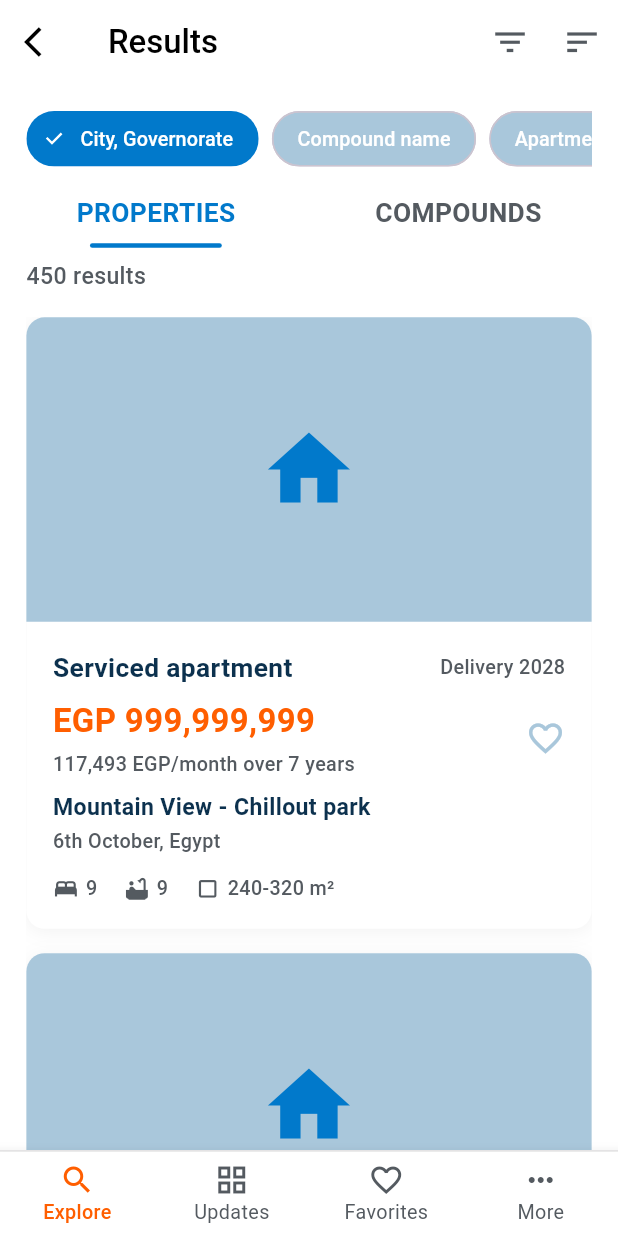
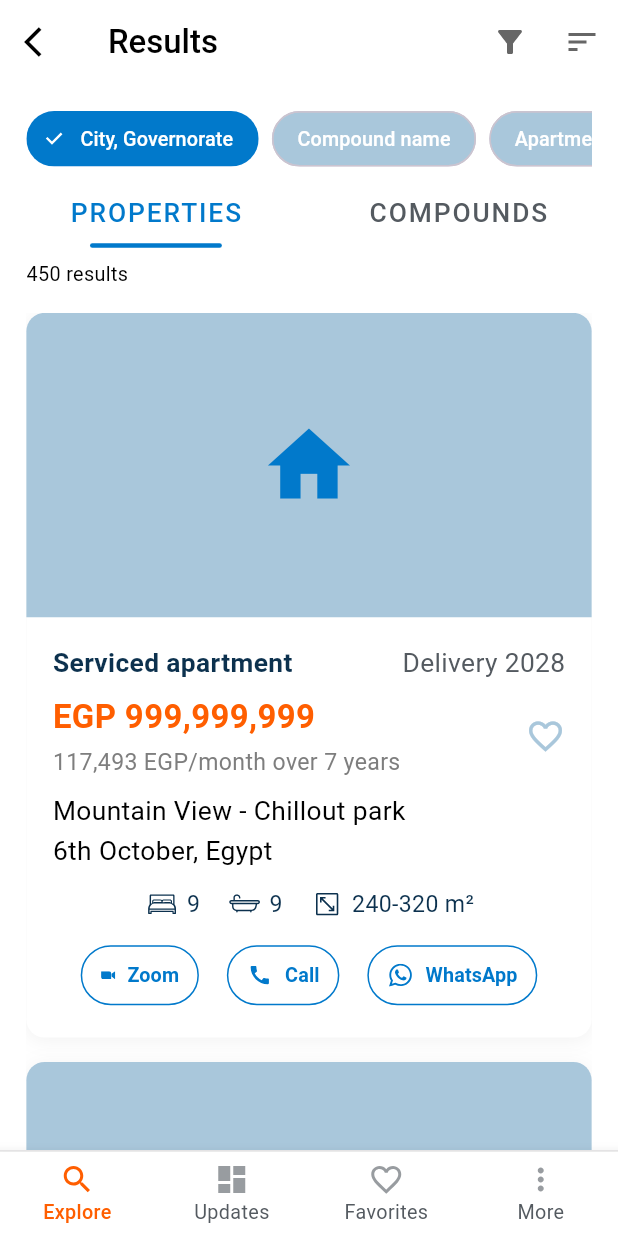
Before and after one commit to LoaiGamal/nawy-task, a Flutter app: the ResultsScreen screen opened by its route, on a phone screen of 412 x 824 dp. Run offline on Flutter 3.47's test engine with Material 3 defaults, Android fonts, the phone set to English and light mode, and no system bars; our stand-ins replace flutter_screenutil, flutter_secure_storage, flutter_svg, go_router; accounts and stored records are empty.

Commit message:
[Feature] complete placeholder UI

```diff
--- a/lib/app_wrapper.dart
+++ b/lib/app_wrapper.dart
@@ -1,6 +1,8 @@
 import 'package:flutter/material.dart';
 import 'package:flutter_screenutil/flutter_screenutil.dart';
+import 'package:flutter_svg/flutter_svg.dart';
 import 'package:go_router/go_router.dart';
+import 'package:nawy_task/common/base/my_app_images.dart';
 import 'package:nawy_task/common/base/route_manager.dart';
 import 'package:nawy_task/common/base/theme.dart';
 
@@ -43,6 +45,12 @@ class _AppWrapperState extends State<AppWrapper> {
       case RouteManager.results:
         _currentIndex = 0; // Keep Explore selected when on results
         break;
+      case RouteManager.updates:
+        _currentIndex = 1; // Set Updates tab as selected
+        break;
+      case RouteManager.more:
+        _currentIndex = 3; // Set Updates tab as selected
+        break;
       default:
         _currentIndex = 0;
     }
@@ -82,21 +90,53 @@ class _AppWrapperState extends State<AppWrapper> {
         ),
         currentIndex: _currentIndex,
         onTap: (index) => _onBottomNavTap(index),
-        items: const [
+        items: [
           BottomNavigationBarItem(
-            icon: Icon(Icons.search),
+            icon: SvgPicture.asset(
+              MyAppImages.icSearch,
+              colorFilter: ColorFilter.mode(
+                _currentIndex == 0
+                  ? MyAppTheme.instance.orangeColor
+                  : MyAppTheme.instance.grayColor,
+                BlendMode.srcIn,
+              ),
+            ),
             label: 'Explore',
           ),
           BottomNavigationBarItem(
-            icon: Icon(Icons.grid_view),
+            icon: SvgPicture.asset(
+              MyAppImages.icUpdates,
+              colorFilter: ColorFilter.mode(
+                _currentIndex == 1
+                  ? MyAppTheme.instance.orangeColor
+                  : MyAppTheme.instance.grayColor,
+                BlendMode.srcIn,
+              ),
+            ),
             label: 'Updates',
           ),
           BottomNavigationBarItem(
-            icon: Icon(Icons.favorite_border),
+            icon: SvgPicture.asset(
+              MyAppImages.icFavorite,
+              colorFilter: ColorFilter.mode(
+                _currentIndex == 2
+                  ? MyAppTheme.instance.orangeColor
+                  : MyAppTheme.instance.grayColor,
+                BlendMode.srcIn,
+              ),
+            ),
             label: 'Favorites',
           ),
           BottomNavigationBarItem(
-            icon: Icon(Icons.more_horiz),
+            icon: SvgPicture.asset(
+              MyAppImages.icMore,
+              colorFilter: ColorFilter.mode(
+                _currentIndex == 3
+                  ? MyAppTheme.instance.orangeColor
+                  : MyAppTheme.instance.grayColor,
+                BlendMode.srcIn,
+              ),
+            ),
             label: 'More',
           ),
         ],
@@ -110,13 +150,13 @@ class _AppWrapperState extends State<AppWrapper> {
         context.go(RouteManager.search);
         break;
       case 1:
-        // Navigate to Updates
+        context.go(RouteManager.updates);
         break;
       case 2:
         // Navigate to Favorites
         break;
       case 3:
-        // Navigate to More
+        context.go(RouteManager.more);
         break;
     }
   }
--- a/lib/common/base/my_app_images.dart
+++ b/lib/common/base/my_app_images.dart
@@ -1,3 +1,22 @@
 class MyAppImages {
-  static const String imagePath = 'assets/images/';
+  static const String imagePath = 'res/images';
+  static const String iconsPath = 'res/images/icons';
+
+  ///Icons
+  static const String icAddToFav = '$iconsPath/ic_add_to_fav.svg';
+  static const String icArea = '$iconsPath/ic_area.svg';
+  static const String icBath = '$iconsPath/ic_bath.svg';
+  static const String icBed = '$iconsPath/ic_bed.svg';
+  static const String icCall = '$iconsPath/ic_call.svg';
+  static const String icFavorite = '$iconsPath/ic_favorite.svg';
+  static const String icFilter = '$iconsPath/ic_filter.svg';
+  static const String icMore = '$iconsPath/ic_more.svg';
+  static const String icSearch = '$iconsPath/ic_search.svg';
+  static const String icSort = '$iconsPath/ic_sort.svg';
+  static const String icUpdates = '$iconsPath/ic_updates.svg';
+  static const String icWhatsapp = '$iconsPath/ic_whatsapp.svg';
+  static const String icZoom = '$iconsPath/ic_zoom.svg';
+
+  ///Images
+  static const String nawyLogo = '$imagePath/nawy_logo.png';
 }
--- a/lib/common/base/route_manager.dart
+++ b/lib/common/base/route_manager.dart
@@ -1,12 +1,16 @@
 import 'package:flutter/material.dart';
 import 'package:go_router/go_router.dart';
 import 'package:nawy_task/app_wrapper.dart';
+import 'package:nawy_task/screens/more/more_screen.dart';
 import 'package:nawy_task/screens/search/search_screen.dart';
 import 'package:nawy_task/screens/results/results_screen.dart';
+import 'package:nawy_task/screens/updates/updates_screen.dart';
 
 class RouteManager {
   static const String search = '/search';
   static const String results = '/results';
+  static const String updates = '/updates';
+  static const String more = '/more';
 
   static GoRouter router = GoRouter(
     initialLocation: search,
@@ -14,18 +18,36 @@ class RouteManager {
       GoRoute(
         path: search,
         builder: (BuildContext context, GoRouterState state) {
-          return AppWrapper(
+          return const AppWrapper(
             currentRoute: search,
-            child: const SearchScreen(),
+            child: SearchScreen(),
           );
         },
       ),
       GoRoute(
         path: results,
         builder: (BuildContext context, GoRouterState state) {
-          return AppWrapper(
+          return const AppWrapper(
             currentRoute: results,
-            child: const ResultsScreen(),
+            child: ResultsScreen(),
+          );
+        },
+      ),
+      GoRoute(
+        path: updates,
+        builder: (BuildContext context, GoRouterState state) {
+          return const AppWrapper(
+            currentRoute: updates,
+            child: UpdatesScreen(),
+          );
+        },
+      ),
+      GoRoute(
+        path: more,
+        builder: (BuildContext context, GoRouterState state) {
+          return const AppWrapper(
+            currentRoute: more,
+            child: MoreScreen(),
           );
         },
       ),
--- a/lib/screens/results/results_screen.dart
+++ b/lib/screens/results/results_screen.dart
@@ -1,10 +1,10 @@
 import 'package:flutter/material.dart';
 import 'package:flutter_screenutil/flutter_screenutil.dart';
-import 'package:go_router/go_router.dart';
-import 'package:nawy_task/app_wrapper.dart';
+import 'package:flutter_svg/flutter_svg.dart';
 import 'package:nawy_task/common/base/base_screen/base_screen.dart';
-import 'package:nawy_task/common/base/route_manager.dart';
+import 'package:nawy_task/common/base/my_app_images.dart';
 import 'package:nawy_task/common/base/theme.dart';
+import 'package:url_launcher/url_launcher.dart';
 
 class ResultsScreen extends StatefulWidget {
   const ResultsScreen({super.key});
@@ -27,19 +27,11 @@ class _ResultsScreenState extends State<ResultsScreen> {
       ),
       actions: [
         IconButton(
-          icon: Icon(
-            Icons.filter_list,
-            color: MyAppTheme.instance.grayColor,
-            size: 24.sp,
-          ),
+          icon: SvgPicture.asset(MyAppImages.icFilter),
           onPressed: () => _showFilterOptions(),
         ),
         IconButton(
-          icon: Icon(
-            Icons.sort,
-            color: MyAppTheme.instance.grayColor,
-            size: 24.sp,
-          ),
+          icon: SvgPicture.asset(MyAppImages.icSort),
           onPressed: () => _showSortOptions(),
         ),
       ],
@@ -87,7 +79,8 @@ class _ResultsScreenState extends State<ResultsScreen> {
                   fontWeight: FontWeight.w500,
                 ),
               ),
-              selected: index == 0, // First chip selected by default
+              selected: index == 0,
+              // First chip selected by default
               onSelected: (selected) {
                 setState(() {
                   // Handle filter selection
@@ -131,8 +124,11 @@ class _ResultsScreenState extends State<ResultsScreen> {
             title,
             style: TextStyle(
               fontSize: 16.sp,
-              fontWeight: FontWeight.w600,
-              color: isSelected ? MyAppTheme.instance.blueColor : MyAppTheme.instance.grayColor,
+              fontWeight: FontWeight.w500,
+              letterSpacing: 1.25,
+              color: isSelected
+                  ? MyAppTheme.instance.blueColor
+                  : MyAppTheme.instance.grayColor,
             ),
           ),
           SizedBox(height: 8.h),
@@ -140,7 +136,9 @@ class _ResultsScreenState extends State<ResultsScreen> {
             height: 3.h,
             width: title.length * 8.w,
             decoration: BoxDecoration(
-              color: isSelected ? MyAppTheme.instance.blueColor : Colors.transparent,
+              color: isSelected
+                  ? MyAppTheme.instance.blueColor
+                  : Colors.transparent,
               borderRadius: BorderRadius.circular(2.r),
             ),
           ),
@@ -152,11 +150,7 @@ class _ResultsScreenState extends State<ResultsScreen> {
   Widget _buildResultsCount() {
     return Text(
       '450 results',
-      style: TextStyle(
-        fontSize: 14.sp,
-        color: MyAppTheme.instance.grayColor,
-        fontWeight: FontWeight.w500,
-      ),
+      style: MyAppTheme.instance.hintTextStyle().copyWith(color: Colors.black),
     );
   }
 
@@ -199,6 +193,8 @@ class _ResultsScreenState extends State<ResultsScreen> {
                 _buildLocationSection(),
                 SizedBox(height: 12.h),
                 _buildPropertySpecs(),
+                SizedBox(height: 12.h),
+                _contactOptionRow(),
               ],
             ),
           ),
@@ -235,20 +231,14 @@ class _ResultsScreenState extends State<ResultsScreen> {
         Expanded(
           child: Text(
             'Serviced apartment',
-            style: TextStyle(
-              fontSize: 16.sp,
-              fontWeight: FontWeight.bold,
-              color: MyAppTheme.instance.primaryColor,
-            ),
+            style: MyAppTheme.instance.titleStyle(),
           ),
         ),
         Text(
           'Delivery 2028',
-          style: TextStyle(
-            fontSize: 12.sp,
-            color: MyAppTheme.instance.grayColor,
-            fontWeight: FontWeight.w500,
-          ),
+          style: MyAppTheme.instance.defaultStyle().copyWith(
+                color: MyAppTheme.instance.grayColor,
+              ),
         ),
       ],
     );
@@ -263,20 +253,12 @@ class _ResultsScreenState extends State<ResultsScreen> {
             children: [
               Text(
                 'EGP 999,999,999',
-                style: TextStyle(
-                  fontSize: 20.sp,
-                  fontWeight: FontWeight.bold,
-                  color: MyAppTheme.instance.orangeColor,
-                ),
+                style: MyAppTheme.instance.largeTextStyle(),
               ),
               SizedBox(height: 4.h),
               Text(
                 '117,493 EGP/month over 7 years',
-                style: TextStyle(
-                  fontSize: 12.sp,
-                  color: MyAppTheme.instance.grayColor,
-                  fontWeight: FontWeight.w500,
-                ),
+                style: MyAppTheme.instance.detailTextStyle(),
               ),
             ],
           ),
@@ -289,7 +271,8 @@ class _ResultsScreenState extends State<ResultsScreen> {
           },
           child: Icon(
             _isFavorite ? Icons.favorite : Icons.favorite_border,
-            color: _isFavorite ? Colors.red : MyAppTheme.instance.lightBlueColor,
+            color:
+                _isFavorite ? Colors.red : MyAppTheme.instance.lightBlueColor,
             size: 24.sp,
           ),
         ),
@@ -303,20 +286,12 @@ class _ResultsScreenState extends State<ResultsScreen> {
       children: [
         Text(
           'Mountain View - Chillout park',
-          style: TextStyle(
-            fontSize: 14.sp,
-            fontWeight: FontWeight.w600,
-            color: MyAppTheme.instance.primaryColor,
-          ),
+          style: MyAppTheme.instance.defaultStyle(),
         ),
         SizedBox(height: 2.h),
         Text(
           '6th October, Egypt',
-          style: TextStyle(
-            fontSize: 12.sp,
-            color: MyAppTheme.instance.grayColor,
-            fontWeight: FontWeight.w500,
-          ),
+          style: MyAppTheme.instance.defaultStyle(),
         ),
       ],
     );
@@ -324,42 +299,131 @@ class _ResultsScreenState extends State<ResultsScreen> {
 
   Widget _buildPropertySpecs() {
     return Row(
+      mainAxisAlignment: MainAxisAlignment.center,
       children: [
-        _buildSpecItem(Icons.bed, '9'),
+        _buildSpecItem(MyAppImages.icBed, '9'),
         SizedBox(width: 16.w),
-        _buildSpecItem(Icons.bathtub, '9'),
+        _buildSpecItem(MyAppImages.icBath, '9'),
         SizedBox(width: 16.w),
-        _buildSpecItem(Icons.crop_square, '240-320 m²'),
+        _buildSpecItem(MyAppImages.icArea, '240-320 m²'),
       ],
     );
   }
 
-  Widget _buildSpecItem(IconData icon, String value) {
+  Row _contactOptionRow() {
     return Row(
+      mainAxisAlignment: MainAxisAlignment.spaceEvenly,
       children: [
-        Icon(
-          icon,
-          size: 16.sp,
-          color: MyAppTheme.instance.grayColor,
+        _contactButton(
+            label: 'Zoom',
+            iconPath: MyAppImages.icZoom,
+            width: 9,
+            height: 9,
+            onPressed: () {
+              // Handle Zoom action
+            }),
+        _contactButton(
+          label: 'Call',
+          iconPath: MyAppImages.icCall,
+          width: 16,
+          height: 16,
+          onPressed: () async {
+            try {
+              final Uri phoneUri = Uri.parse('tel:+201121266236');
+              await launchUrl(phoneUri, mode: LaunchMode.externalApplication);
+            } catch (e) {
+              debugPrint('Error launching dialer: $e');
+              // Show user-friendly error message instead of crashing
+              if (mounted) {
+                ScaffoldMessenger.of(context).showSnackBar(
+                  const SnackBar(
+                    content: Text('Unable to open phone dialer'),
+                    backgroundColor: Colors.red,
+                  ),
+                );
+              }
+            }
+          },
         ),
-        SizedBox(width: 4.w),
-        Text(
-          value,
-          style: TextStyle(
-            fontSize: 12.sp,
-            color: MyAppTheme.instance.grayColor,
-            fontWeight: FontWeight.w500,
-          ),
+        _contactButton(
+          label: 'WhatsApp',
+          iconPath: MyAppImages.icWhatsapp,
+          width: 16,
+          height: 16,
+          onPressed: () async {
+            try {
+              const String url = 'https://wa.me/+201121266236?text=';
+              final Uri whatsappUri = Uri.parse(url);
+              await launchUrl(whatsappUri,
+                  mode: LaunchMode.externalApplication);
+            } catch (e) {
+              debugPrint('Error launching WhatsApp: $e');
+              // Show user-friendly error message instead of crashing
+              if (mounted) {
+                ScaffoldMessenger.of(context).showSnackBar(
+                  const SnackBar(
+                    content: Text('Unable to open WhatsApp'),
+                    backgroundColor: Colors.red,
+                  ),
+                );
+              }
+            }
+          },
         ),
       ],
     );
   }
 
+  OutlinedButton _contactButton(
+      {required String label,
+      required String iconPath,
+      required int width,
+      required int height,
+      required Function() onPressed}) {
+    return OutlinedButton.icon(
+      onPressed: onPressed,
+      icon: SvgPicture.asset(
+        iconPath,
+        width: width.w,
+        height: height.h,
+      ),
+      label: Text(
+        label,
+        style: MyAppTheme.instance.hintTextStyle().copyWith(
+            fontWeight: FontWeight.w700, color: MyAppTheme.instance.blueColor),
+      ),
+      style: OutlinedButton.styleFrom(
+        side: BorderSide(color: MyAppTheme.instance.blueColor),
+        shape: RoundedRectangleBorder(
+          borderRadius: BorderRadius.circular(24.r),
+        ),
+        padding: EdgeInsets.symmetric(horizontal: 12.w, vertical: 4.h),
+      ),
+    );
+  }
+
+  Widget _buildSpecItem(String iconPath, String value) {
+    return Row(
+      children: [
+        SvgPicture.asset(
+          iconPath,
+          width: 22.w,
+          height: 22.h,
+        ),
+        SizedBox(width: 4.w),
+        Text(
+          value,
+          style: MyAppTheme.instance.detailTextStyle().copyWith(color: MyAppTheme.instance.primaryColor),
+        ),
+      ],
+    );
+  }
 
   void _showFilterOptions() {
     showModalBottomSheet(
       context: context,
       builder: (context) => Container(
+        width: double.infinity,
         padding: EdgeInsets.all(20.w),
         child: Column(
           mainAxisSize: MainAxisSize.min,
@@ -384,6 +448,7 @@ class _ResultsScreenState extends State<ResultsScreen> {
     showModalBottomSheet(
       context: context,
       builder: (context) => Container(
+        width: double.infinity,
         padding: EdgeInsets.all(20.w),
         child: Column(
           mainAxisSize: MainAxisSize.min,
@@ -403,5 +468,4 @@ class _ResultsScreenState extends State<ResultsScreen> {
       ),
     );
   }
-
 }
--- a/lib/screens/search/search_screen.dart
+++ b/lib/screens/search/search_screen.dart
@@ -158,8 +158,8 @@ class _SearchScreenState extends State<SearchScreen> {
             style: TextStyle(
               color: Colors.white,
               fontSize: 16.sp,
-              fontWeight: FontWeight.w600,
-              letterSpacing: 0.5,
+              fontWeight: FontWeight.w500,
+              letterSpacing: 1.25,
             ),
           ),
         ),
--- a/pubspec.yaml
+++ b/pubspec.yaml
@@ -41,6 +41,8 @@ dependencies:
   #Local Storage
   flutter_secure_storage: ^4.2.1
 
+  url_launcher: ^6.3.1
+
 
 dev_dependencies:
   flutter_test:
@@ -55,5 +57,5 @@ flutter:
   uses-material-design: true
   generate: false
   assets:
+    - res/images/icons/
     - res/images/
-    - res/images/icons/
```
Also changed, not shown: lib/home_screen.dart (deleted, +0 -50 lines), lib/screens/more/more_screen.dart (added, +35 -0 lines), lib/screens/updates/updates_screen.dart (added, +35 -0 lines), pubspec.lock, res/images/icons/ic_add_to_fav.svg (added), res/images/icons/ic_area.svg (added), res/images/icons/ic_bath.svg (added), res/images/icons/ic_bed.svg (added), res/images/icons/ic_call.svg (added), res/images/icons/ic_favorite.svg (added), res/images/nawy_logo.png (added), 2 other files.
